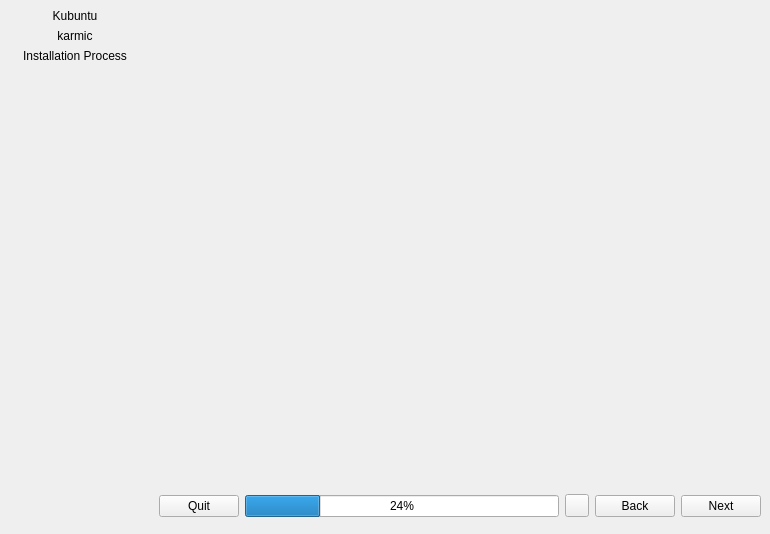
Above: gui/qt/app.ui from maui-linux/ubiquity before the change. Below: the same form after it.
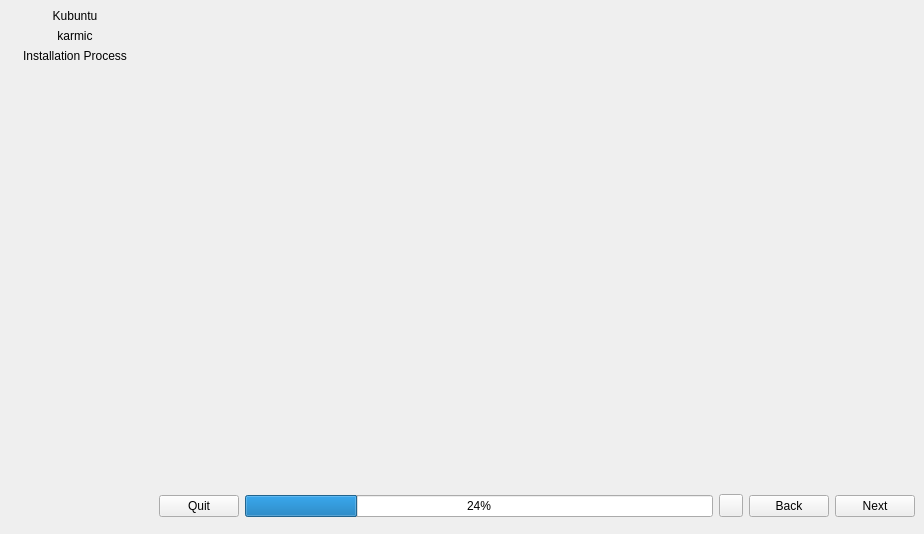
That is the form after the change.

Commit message: Make window 924 pixel wide

Diff of the .ui file:
```diff
--- a/gui/qt/app.ui
+++ b/gui/qt/app.ui
@@ -6,7 +6,7 @@
    <rect>
     <x>0</x>
     <y>0</y>
-    <width>770</width>
+    <width>924</width>
     <height>534</height>
    </rect>
   </property>
```
